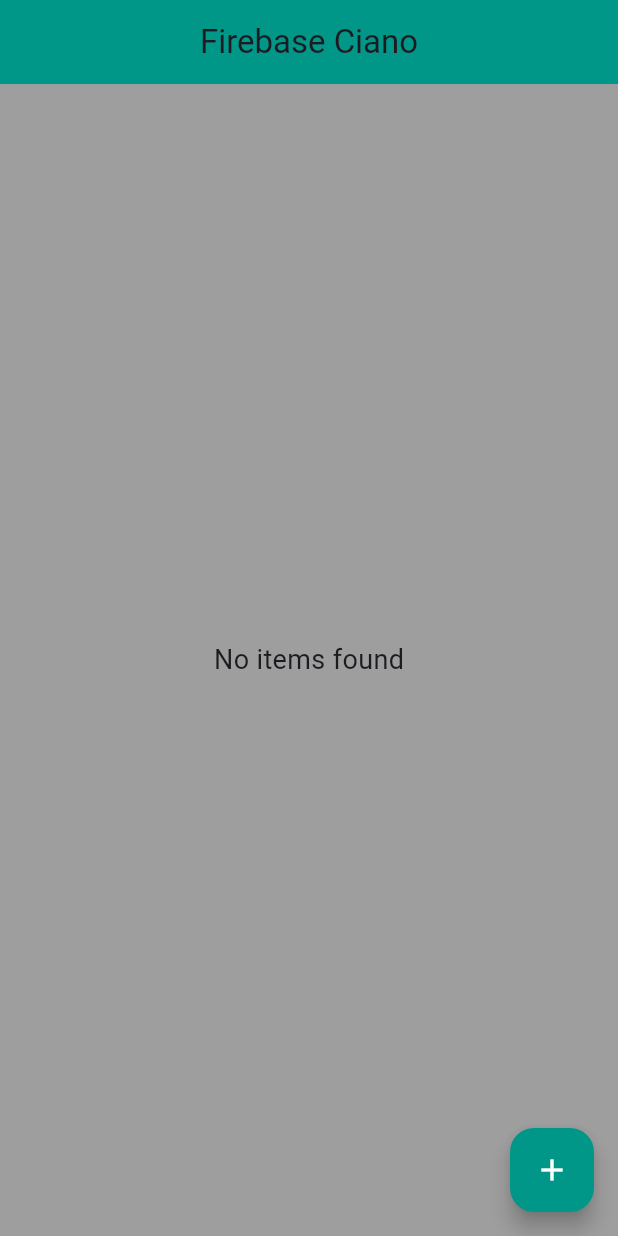
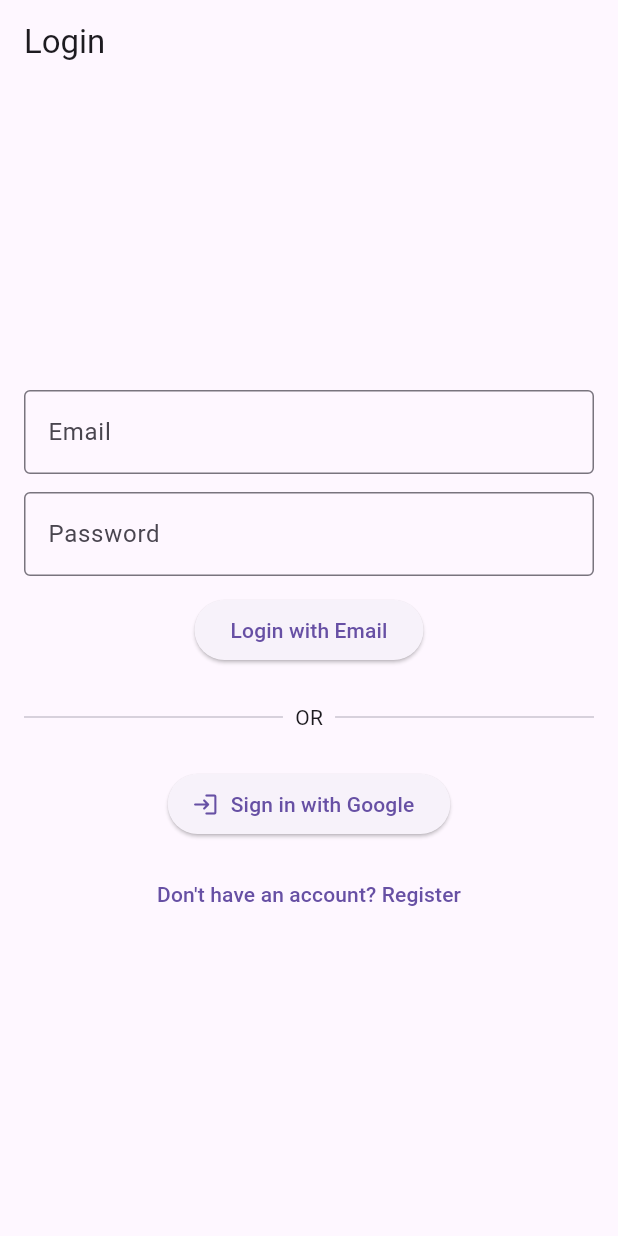
Before and after one commit to Kerry0101/Firebase_CrudNote-Fluttter, a Flutter app: the screen it shows after launch, on a phone screen of 412 x 824 dp. Run offline on Flutter 3.47's test engine with Material 3 defaults, Android fonts, the phone set to English and light mode, and no system bars; our stand-ins replace cloud_firestore, firebase_auth, firebase_core, google_sign_in; accounts and stored records are empty.

Commit message:
Updated code of Firebase_crudnote (Google/Email SignIn integrated)

```diff
--- /dev/null
+++ b/lib/login.dart
@@ -0,0 +1,117 @@
+import 'register.dart';
+import 'home_page.dart';
+import 'package:firebase_crudnote/auth_service.dart';
+import 'package:flutter/material.dart';
+
+class LoginPage extends StatefulWidget {
+  @override
+  State<LoginPage> createState() => _LoginPageState();
+}
+
+class _LoginPageState extends State<LoginPage> {
+  final AuthService auth = AuthService();
+  final TextEditingController emailController = TextEditingController();
+  final TextEditingController passwordController = TextEditingController();
+  bool loading = false;
+
+
+  @override
+  Widget build(BuildContext context) {
+    return Scaffold (
+      appBar: AppBar(title: Text("Login")),
+      body: Center(
+        child: SingleChildScrollView(
+          padding: EdgeInsets.all(16),
+          child: Column (
+            mainAxisSize: MainAxisSize.min,
+            children: [
+              TextField(
+                controller: emailController,
+                decoration: InputDecoration(
+                  labelText: "Email",
+                  border: OutlineInputBorder(),
+                ),
+              ),
+              SizedBox(height: 12,),
+              TextField(
+                controller: passwordController,
+                obscureText: true,
+                decoration: InputDecoration(
+                  labelText: "Password",
+                  border: OutlineInputBorder(),
+                ),
+              ),
+              SizedBox(height: 12,),
+              ElevatedButton(
+                child: loading
+                  ? CircularProgressIndicator(color: Colors.white)
+                  : Text ("Login with Email"),
+                  onPressed: () async {
+                    setState(() => loading = true);
+                    final user = await auth.signInWithEmail(
+                      emailController.text, passwordController.text);
+                      setState(()=> loading = false);
+
+                      if (user != null){
+                        if (!user.emailVerified){
+                          ScaffoldMessenger.of(context).showSnackBar(
+                            SnackBar(
+                              content: Text("Please verify your email before logging in."),
+                            ),
+                          );
+                        }else{
+                          Navigator.pushReplacement(
+                            context,
+                            MaterialPageRoute(builder: (_)=> HomePage()),
+                            );
+                        }
+                      }else{
+                        ScaffoldMessenger.of(context).showSnackBar(
+                          SnackBar(content: Text("Invalid email or password")),
+                        );
+                      }
+                  },
+              ),
+              SizedBox(height: 24,),
+              Row(
+                children: [
+                  Expanded(child: Divider()),
+                  Padding(
+                    padding: EdgeInsets.symmetric(horizontal: 8),
+                    child: Text("OR"),
+                  ),
+                  Expanded(child: Divider()),
+                ],
+              ),
+              SizedBox(height: 24,),
+              ElevatedButton.icon(icon: Icon(Icons.login_rounded),
+              label: Text("Sign in with Google"),
+                onPressed:() async{
+                  setState(() => loading = true);
+                  final user = await auth.signInWithGoogle();
+                  setState(()=> loading = false);
+                  if (user != null){
+                    Navigator.pushReplacement(
+                      context,
+                      MaterialPageRoute(builder: (_)=> HomePage()),
+                      );
+                  }
+                }
+              ),
+              SizedBox(height: 12,),
+              TextButton(
+                child: Text("Don't have an account? Register"),
+                onPressed: (){
+                  Navigator.push(
+                    context,
+                    MaterialPageRoute (builder: (_)=> RegisterPage()),
+                  );
+                },
+              )
+            ],
+          )
+        )
+      ),
+    );
+  }
+}
--- a/lib/main.dart
+++ b/lib/main.dart
@@ -1,7 +1,9 @@
+import 'package:firebase_crudnote/login.dart';
 import 'package:flutter/material.dart';
 import 'package:firebase_crudnote/home_page.dart';
 import 'package:firebase_core/firebase_core.dart';
 import 'package:firebase_crudnote/firebase_options.dart';
+import 'auth_service.dart';
 
 
 void main() async {
@@ -20,11 +22,24 @@ class MyApp extends StatelessWidget {
   Widget build(BuildContext context) {
     return MaterialApp(
       debugShowCheckedModeBanner: false,
-      title: 'Flutter Demo',
-      theme: ThemeData(
-        colorScheme: ColorScheme.fromSeed(seedColor: Colors.deepPurple),
+      title: 'Flutter CRUD App (Ciano)',
+      theme: ThemeData(primarySwatch: Colors.teal),
+        home: StreamBuilder(
+          stream: AuthService().userStream,
+          builder: (context, snapshot){
+          if (snapshot.connectionState == ConnectionState.waiting){
+            return const Scaffold(
+              body: Center (child: CircularProgressIndicator()),
+            );
+          }
+          if (snapshot.hasData){
+            return HomePage();
+          } else{
+            return LoginPage();
+          }
+        }
       ),
-      home: HomePage(),
     );
+
   }
 }
--- a/pubspec.yaml
+++ b/pubspec.yaml
@@ -32,6 +32,8 @@ dependencies:
     sdk: flutter
   firebase_core: ^3.0.0
   cloud_firestore: ^5.0.0
+  firebase_auth: ^5.0.0
+  google_sign_in: ^6.1.0
 
   # The following adds the Cupertino Icons font to your application.
   # Use with the CupertinoIcons class for iOS style icons.
```
Also changed, not shown: lib/auth_service.dart (added, +57 -0 lines), lib/home_page.dart (+14 -0 lines), lib/register.dart (added, +84 -0 lines), pubspec.lock, 4 other files.
